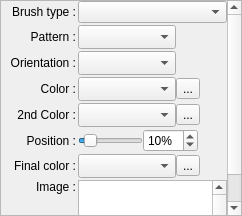
Before: the Qt Designer form wgt_QCustomBrush.ui in boenki/ffdiaporama, drawn with Qt 5.
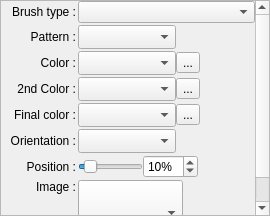
After: the same form once the commit is applied. Icons and pictures are not drawn. Custom widgets are drawn as their Qt base class.

Commit message: Corrections de bugg + Fusion des onglets plan et correction d'image + Transformation du fonctionnement de la librairie pour les images d'arrière plan + Transformation de l'option "Image de la librairie" des selections de brosse

The edit to the form file:
```diff
--- a/wgt_QCustomBrush.ui
+++ b/wgt_QCustomBrush.ui
@@ -6,7 +6,7 @@
    <rect>
     <x>0</x>
     <y>0</y>
-    <width>242</width>
+    <width>270</width>
     <height>216</height>
    </rect>
   </property>
@@ -34,9 +34,9 @@
       <property name="geometry">
        <rect>
         <x>0</x>
-        <y>0</y>
-        <width>224</width>
-        <height>282</height>
+        <y>-58</y>
+        <width>252</width>
+        <height>272</height>
        </rect>
       </property>
       <layout class="QGridLayout" name="gridLayout">
@@ -196,173 +196,6 @@
          </item>
         </layout>
        </item>
-       <item row="8" column="0">
-        <widget class="QLabel" name="IntermPosLabel">
-         <property name="text">
-          <string>Position :</string>
-         </property>
-         <property name="alignment">
-          <set>Qt::AlignRight|Qt::AlignTrailing|Qt::AlignVCenter</set>
-         </property>
-        </widget>
-       </item>
-       <item row="8" column="1">
-        <layout class="QHBoxLayout" name="horizontalLayout_14">
-         <property name="spacing">
-          <number>0</number>
-         </property>
-         <property name="margin">
-          <number>0</number>
-         </property>
-         <item>
-          <widget class="QSlider" name="IntermPosSlider">
-           <property name="sizePolicy">
-            <sizepolicy hsizetype="Fixed" vsizetype="Fixed">
-             <horstretch>0</horstretch>
-             <verstretch>0</verstretch>
-            </sizepolicy>
-           </property>
-           <property name="minimumSize">
-            <size>
-             <width>65</width>
-             <height>0</height>
-            </size>
-           </property>
-           <property name="maximumSize">
-            <size>
-             <width>65</width>
-             <height>16777215</height>
-            </size>
-           </property>
-           <property name="minimum">
-            <number>1</number>
-           </property>
-           <property name="value">
-            <number>10</number>
-           </property>
-           <property name="orientation">
-            <enum>Qt::Horizontal</enum>
-           </property>
-          </widget>
-         </item>
-         <item>
-          <widget class="QSpinBox" name="IntermPosED">
-           <property name="sizePolicy">
-            <sizepolicy hsizetype="Fixed" vsizetype="Fixed">
-             <horstretch>0</horstretch>
-             <verstretch>0</verstretch>
-            </sizepolicy>
-           </property>
-           <property name="minimumSize">
-            <size>
-             <width>55</width>
-             <height>0</height>
-            </size>
-           </property>
-           <property name="maximumSize">
-            <size>
-             <width>55</width>
-             <height>16777215</height>
-            </size>
-           </property>
-           <property name="suffix">
-            <string notr="true">%</string>
-           </property>
-           <property name="minimum">
-            <number>1</number>
-           </property>
-           <property name="value">
-            <number>10</number>
-           </property>
-          </widget>
-         </item>
-         <item>
-          <widget class="QLabel" name="IntermPosSpacer">
-           <property name="sizePolicy">
-            <sizepolicy hsizetype="Expanding" vsizetype="Preferred">
-             <horstretch>0</horstretch>
-             <verstretch>0</verstretch>
-            </sizepolicy>
-           </property>
-           <property name="text">
-            <string notr="true"/>
-           </property>
-          </widget>
-         </item>
-        </layout>
-       </item>
-       <item row="9" column="0">
-        <widget class="QLabel" name="FinalColorLabel">
-         <property name="text">
-          <string>Final color :</string>
-         </property>
-         <property name="alignment">
-          <set>Qt::AlignRight|Qt::AlignTrailing|Qt::AlignVCenter</set>
-         </property>
-        </widget>
-       </item>
-       <item row="9" column="1">
-        <layout class="QHBoxLayout" name="horizontalLayout_12">
-         <property name="spacing">
-          <number>0</number>
-         </property>
-         <property name="margin">
-          <number>0</number>
-         </property>
-         <item>
-          <widget class="cCustomColorComboBox" name="FinalColorCombo">
-           <property name="sizePolicy">
-            <sizepolicy hsizetype="Fixed" vsizetype="Fixed">
-             <horstretch>0</horstretch>
-             <verstretch>0</verstretch>
-            </sizepolicy>
-           </property>
-           <property name="minimumSize">
-            <size>
-             <width>98</width>
-             <height>24</height>
-            </size>
-           </property>
-           <property name="maximumSize">
-            <size>
-             <width>98</width>
-             <height>24</height>
-            </size>
-           </property>
-           <property name="iconSize">
-            <size>
-             <width>64</width>
-             <height>16</height>
-            </size>
-           </property>
-          </widget>
-         </item>
-         <item>
-          <widget class="QToolButton" name="FinalColorCustomBt">
-           <property name="text">
-            <string notr="true">...</string>
-           </property>
-           <property name="icon">
-            <iconset>
-             <normaloff>icons/colorize.png</normaloff>icons/colorize.png</iconset>
-           </property>
-          </widget>
-         </item>
-         <item>
-          <widget class="QLabel" name="FinalColorSpacer">
-           <property name="sizePolicy">
-            <sizepolicy hsizetype="Expanding" vsizetype="Preferred">
-             <horstretch>0</horstretch>
-             <verstretch>0</verstretch>
-            </sizepolicy>
-           </property>
-           <property name="text">
-            <string notr="true"/>
-           </property>
-          </widget>
-         </item>
-        </layout>
-       </item>
        <item row="1" column="1">
         <layout class="QGridLayout" name="gridLayout_2">
          <property name="margin">
@@ -450,117 +283,7 @@
          </property>
         </widget>
        </item>
-       <item row="4" column="1">
-        <layout class="QHBoxLayout" name="horizontalLayout_2">
-         <property name="spacing">
-          <number>0</number>
-         </property>
-         <property name="margin">
-          <number>0</number>
-         </property>
-         <item>
-          <widget class="cGradientOrientationComboBox" name="OrientationCombo">
-           <property name="sizePolicy">
-            <sizepolicy hsizetype="Fixed" vsizetype="Fixed">
-             <horstretch>0</horstretch>
-             <verstretch>0</verstretch>
-            </sizepolicy>
-           </property>
-           <property name="minimumSize">
-            <size>
-             <width>98</width>
-             <height>24</height>
-            </size>
-           </property>
-           <property name="maximumSize">
-            <size>
-             <width>98</width>
-             <height>24</height>
-            </size>
-           </property>
-           <property name="iconSize">
-            <size>
-             <width>64</width>
-             <height>16</height>
-            </size>
-           </property>
-          </widget>
-         </item>
-         <item>
-          <widget class="QLabel" name="OrientationSpacer">
-           <property name="sizePolicy">
-            <sizepolicy hsizetype="Expanding" vsizetype="Preferred">
-             <horstretch>0</horstretch>
-             <verstretch>0</verstretch>
-            </sizepolicy>
-           </property>
-           <property name="text">
-            <string notr="true"/>
-           </property>
-          </widget>
-         </item>
-        </layout>
-       </item>
-       <item row="4" column="0">
-        <widget class="QLabel" name="OrientationLabel">
-         <property name="text">
-          <string>Orientation :</string>
-         </property>
-         <property name="alignment">
-          <set>Qt::AlignRight|Qt::AlignTrailing|Qt::AlignVCenter</set>
-         </property>
-        </widget>
-       </item>
-       <item row="10" column="1">
-        <widget class="QTableWidget" name="ImageLibraryTable">
-         <property name="sizePolicy">
-          <sizepolicy hsizetype="Expanding" vsizetype="Expanding">
-           <horstretch>0</horstretch>
-           <verstretch>0</verstretch>
-          </sizepolicy>
-         </property>
-         <property name="verticalScrollBarPolicy">
-          <enum>Qt::ScrollBarAlwaysOn</enum>
-         </property>
-         <property name="horizontalScrollBarPolicy">
-          <enum>Qt::ScrollBarAlwaysOff</enum>
-         </property>
-         <property name="editTriggers">
-          <set>QAbstractItemView::DoubleClicked</set>
-         </property>
-         <property name="showDropIndicator" stdset="0">
-          <bool>false</bool>
-         </property>
-         <property name="dragDropOverwriteMode">
-          <bool>false</bool>
-         </property>
-         <property name="selectionMode">
-          <enum>QAbstractItemView::SingleSelection</enum>
-         </property>
-         <property name="selectionBehavior">
-          <enum>QAbstractItemView::SelectRows</enum>
-         </property>
-         <property name="wordWrap">
-          <bool>false</bool>
-         </property>
-         <property name="cornerButtonEnabled">
-          <bool>false</bool>
-         </property>
-         <attribute name="horizontalHeaderVisible">
-          <bool>false</bool>
-         </attribute>
-         <attribute name="horizontalHeaderStretchLastSection">
-          <bool>true</bool>
-         </attribute>
-         <attribute name="verticalHeaderVisible">
-          <bool>false</bool>
-         </attribute>
-         <attribute name="verticalHeaderStretchLastSection">
-          <bool>false</bool>
-         </attribute>
-        </widget>
-       </item>
-       <item row="11" column="1">
+       <item row="14" column="1">
         <spacer name="verticalSpacer">
          <property name="orientation">
           <enum>Qt::Vertical</enum>
@@ -573,7 +296,274 @@
          </property>
         </spacer>
        </item>
+       <item row="10" column="1">
+        <layout class="QHBoxLayout" name="horizontalLayout_14">
+         <property name="spacing">
+          <number>0</number>
+         </property>
+         <property name="margin">
+          <number>0</number>
+         </property>
+         <item>
+          <widget class="QSlider" name="IntermPosSlider">
+           <property name="sizePolicy">
+            <sizepolicy hsizetype="Fixed" vsizetype="Fixed">
+             <horstretch>0</horstretch>
+             <verstretch>0</verstretch>
+            </sizepolicy>
+           </property>
+           <property name="minimumSize">
+            <size>
+             <width>65</width>
+             <height>0</height>
+            </size>
+           </property>
+           <property name="maximumSize">
+            <size>
+             <width>65</width>
+             <height>16777215</height>
+            </size>
+           </property>
+           <property name="minimum">
+            <number>1</number>
+           </property>
+           <property name="value">
+            <number>10</number>
+           </property>
+           <property name="orientation">
+            <enum>Qt::Horizontal</enum>
+           </property>
+          </widget>
+         </item>
+         <item>
+          <widget class="QSpinBox" name="IntermPosED">
+           <property name="sizePolicy">
+            <sizepolicy hsizetype="Fixed" vsizetype="Fixed">
+             <horstretch>0</horstretch>
+             <verstretch>0</verstretch>
+            </sizepolicy>
+           </property>
+           <property name="minimumSize">
+            <size>
+             <width>55</width>
+             <height>0</height>
+            </size>
+           </property>
+           <property name="maximumSize">
+            <size>
+             <width>55</width>
+             <height>16777215</height>
+            </size>
+           </property>
+           <property name="suffix">
+            <string notr="true">%</string>
+           </property>
+           <property name="minimum">
+            <number>1</number>
+           </property>
+           <property name="value">
+            <number>10</number>
+           </property>
+          </widget>
+         </item>
+         <item>
+          <widget class="QLabel" name="IntermPosSpacer">
+           <property name="sizePolicy">
+            <sizepolicy hsizetype="Expanding" vsizetype="Preferred">
+             <horstretch>0</horstretch>
+             <verstretch>0</verstretch>
+            </sizepolicy>
+           </property>
+           <property name="text">
+            <string notr="true"/>
+           </property>
+          </widget>
+         </item>
+        </layout>
+       </item>
        <item row="10" column="0">
+        <widget class="QLabel" name="IntermPosLabel">
+         <property name="text">
+          <string>Position :</string>
+         </property>
+         <property name="alignment">
+          <set>Qt::AlignRight|Qt::AlignTrailing|Qt::AlignVCenter</set>
+         </property>
+        </widget>
+       </item>
+       <item row="9" column="0">
+        <widget class="QLabel" name="OrientationLabel">
+         <property name="text">
+          <string>Orientation :</string>
+         </property>
+         <property name="alignment">
+          <set>Qt::AlignRight|Qt::AlignTrailing|Qt::AlignVCenter</set>
+         </property>
+        </widget>
+       </item>
+       <item row="9" column="1">
+        <layout class="QHBoxLayout" name="horizontalLayout_2">
+         <property name="spacing">
+          <number>0</number>
+         </property>
+         <property name="margin">
+          <number>0</number>
+         </property>
+         <item>
+          <widget class="cGradientOrientationComboBox" name="OrientationCombo">
+           <property name="sizePolicy">
+            <sizepolicy hsizetype="Fixed" vsizetype="Fixed">
+             <horstretch>0</horstretch>
+             <verstretch>0</verstretch>
+            </sizepolicy>
+           </property>
+           <property name="minimumSize">
+            <size>
+             <width>98</width>
+             <height>24</height>
+            </size>
+           </property>
+           <property name="maximumSize">
+            <size>
+             <width>98</width>
+             <height>24</height>
+            </size>
+           </property>
+           <property name="iconSize">
+            <size>
+             <width>64</width>
+             <height>16</height>
+            </size>
+           </property>
+          </widget>
+         </item>
+         <item>
+          <widget class="QLabel" name="OrientationSpacer">
+           <property name="sizePolicy">
+            <sizepolicy hsizetype="Expanding" vsizetype="Preferred">
+             <horstretch>0</horstretch>
+             <verstretch>0</verstretch>
+            </sizepolicy>
+           </property>
+           <property name="text">
+            <string notr="true"/>
+           </property>
+          </widget>
+         </item>
+        </layout>
+       </item>
+       <item row="8" column="0">
+        <widget class="QLabel" name="FinalColorLabel">
+         <property name="text">
+          <string>Final color :</string>
+         </property>
+         <property name="alignment">
+          <set>Qt::AlignRight|Qt::AlignTrailing|Qt::AlignVCenter</set>
+         </property>
+        </widget>
+       </item>
+       <item row="8" column="1">
+        <layout class="QHBoxLayout" name="horizontalLayout_12">
+         <property name="spacing">
+          <number>0</number>
+         </property>
+         <property name="margin">
+          <number>0</number>
+         </property>
+         <item>
+          <widget class="cCustomColorComboBox" name="FinalColorCombo">
+           <property name="sizePolicy">
+            <sizepolicy hsizetype="Fixed" vsizetype="Fixed">
+             <horstretch>0</horstretch>
+             <verstretch>0</verstretch>
+            </sizepolicy>
+           </property>
+           <property name="minimumSize">
+            <size>
+             <width>98</width>
+             <height>24</height>
+            </size>
+           </property>
+           <property name="maximumSize">
+            <size>
+             <width>98</width>
+             <height>24</height>
+            </size>
+           </property>
+           <property name="iconSize">
+            <size>
+             <width>64</width>
+             <height>16</height>
+            </size>
+           </property>
+          </widget>
+         </item>
+         <item>
+          <widget class="QToolButton" name="FinalColorCustomBt">
+           <property name="text">
+            <string notr="true">...</string>
+           </property>
+           <property name="icon">
+            <iconset>
+             <normaloff>icons/colorize.png</normaloff>icons/colorize.png</iconset>
+           </property>
+          </widget>
+         </item>
+         <item>
+          <widget class="QLabel" name="FinalColorSpacer">
+           <property name="sizePolicy">
+            <sizepolicy hsizetype="Expanding" vsizetype="Preferred">
+             <horstretch>0</horstretch>
+             <verstretch>0</verstretch>
+            </sizepolicy>
+           </property>
+           <property name="text">
+            <string notr="true"/>
+           </property>
+          </widget>
+         </item>
+        </layout>
+       </item>
+       <item row="11" column="1">
+        <layout class="QHBoxLayout" name="horizontalLayout_3" stretch="0,0">
+         <property name="spacing">
+          <number>0</number>
+         </property>
+         <property name="margin">
+          <number>0</number>
+         </property>
+         <item>
+          <widget class="cBackgroundComboBox" name="BackgroundCombo">
+           <property name="minimumSize">
+            <size>
+             <width>105</width>
+             <height>66</height>
+            </size>
+           </property>
+           <property name="maximumSize">
+            <size>
+             <width>170</width>
+             <height>66</height>
+            </size>
+           </property>
+          </widget>
+         </item>
+         <item>
+          <widget class="QLabel" name="label">
+           <property name="sizePolicy">
+            <sizepolicy hsizetype="Expanding" vsizetype="Preferred">
+             <horstretch>0</horstretch>
+             <verstretch>0</verstretch>
+            </sizepolicy>
+           </property>
+           <property name="text">
+            <string/>
+           </property>
+          </widget>
+         </item>
+        </layout>
+       </item>
+       <item row="11" column="0">
         <widget class="QLabel" name="ImageLibraryLabel">
          <property name="text">
           <string>Image :</string>
@@ -605,6 +595,11 @@
    <extends>QComboBox</extends>
    <header>cCustomComboBox.h</header>
   </customwidget>
+  <customwidget>
+   <class>cBackgroundComboBox</class>
+   <extends>QComboBox</extends>
+   <header>cCustomComboBox.h</header>
+  </customwidget>
  </customwidgets>
  <resources/>
  <connections/>
```
The commit also changes 37 other files.
